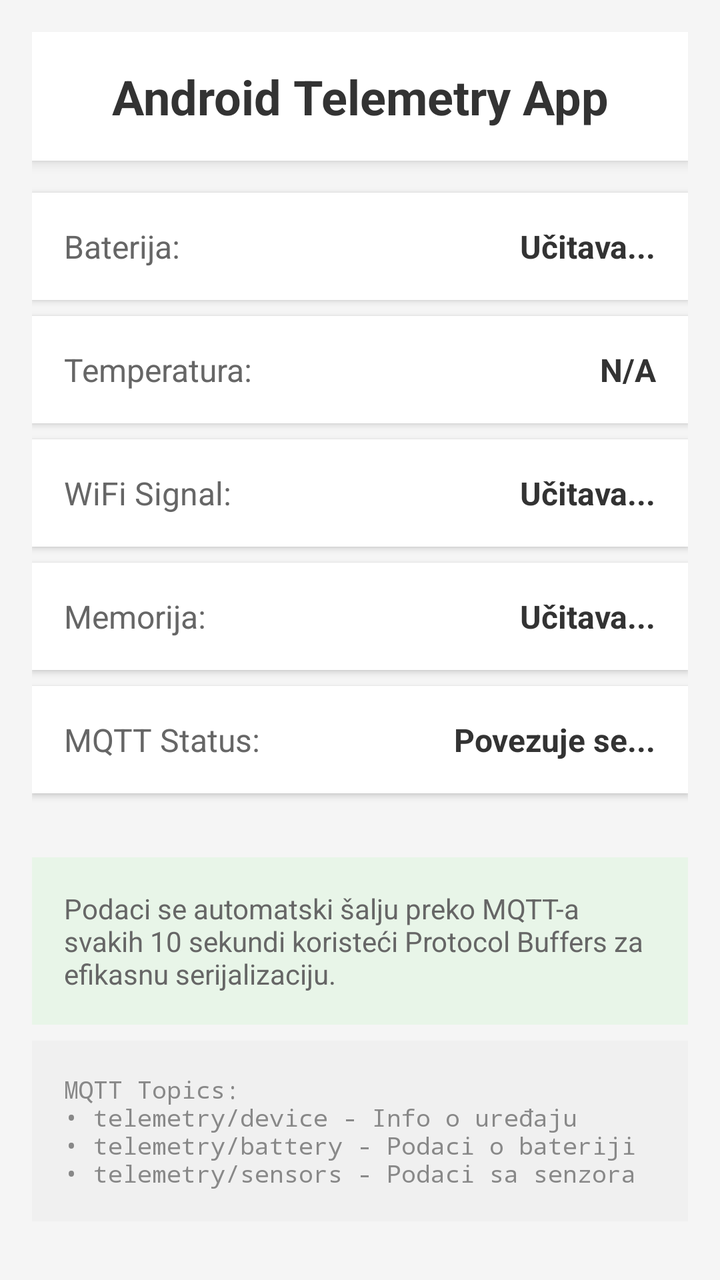
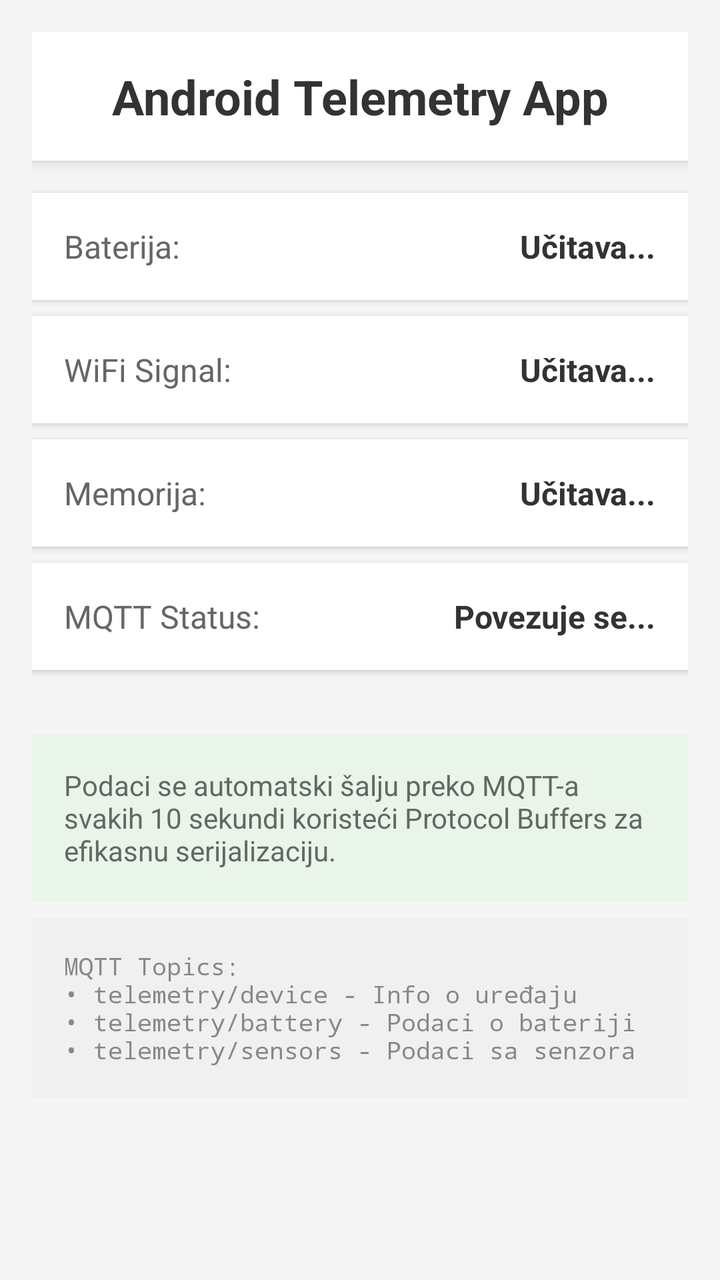

Before-and-after screenshots of an Android layout around one commit, followed by the original layout XML and the change that was made.
<!-- AndroidManifest.xml: application theme Theme.TelemetryApp -->
<!-- res/layout/activity_main.xml -->
<?xml version="1.0" encoding="utf-8"?>
<LinearLayout xmlns:android="http://schemas.android.com/apk/res/android"
    android:layout_width="match_parent"
    android:layout_height="match_parent"
    android:orientation="vertical"
    android:padding="16dp"
    android:background="#f5f5f5">

    <TextView
        android:layout_width="match_parent"
        android:layout_height="wrap_content"
        android:text="Android Telemetry App"
        android:textSize="24sp"
        android:textStyle="bold"
        android:textColor="#333"
        android:gravity="center"
        android:padding="16dp"
        android:background="#ffffff"
        android:layout_marginBottom="16dp"
        android:elevation="4dp" />

    <LinearLayout
        android:layout_width="match_parent"
        android:layout_height="wrap_content"
        android:orientation="horizontal"
        android:background="#ffffff"
        android:padding="16dp"
        android:layout_marginBottom="8dp"
        android:elevation="2dp">

        <TextView
            android:layout_width="0dp"
            android:layout_height="wrap_content"
            android:layout_weight="1"
            android:text="Baterija:"
            android:textSize="16sp"
            android:textColor="#666" />

        <TextView
            android:id="@+id/battery_status"
            android:layout_width="wrap_content"
            android:layout_height="wrap_content"
            android:text="Učitava..."
            android:textSize="16sp"
            android:textColor="#333"
            android:textStyle="bold" />

    </LinearLayout>

    <LinearLayout
        android:layout_width="match_parent"
        android:layout_height="wrap_content"
        android:orientation="horizontal"
        android:background="#ffffff"
        android:padding="16dp"
        android:layout_marginBottom="8dp"
        android:elevation="2dp">

        <TextView
            android:layout_width="0dp"
            android:layout_height="wrap_content"
            android:layout_weight="1"
            android:text="Temperatura:"
            android:textSize="16sp"
            android:textColor="#666" />

        <TextView
            android:id="@+id/temperature_status"
            android:layout_width="wrap_content"
            android:layout_height="wrap_content"
            android:text="N/A"
            android:textSize="16sp"
            android:textColor="#333"
            android:textStyle="bold" />

    </LinearLayout>

    <LinearLayout
        android:layout_width="match_parent"
        android:layout_height="wrap_content"
        android:orientation="horizontal"
        android:background="#ffffff"
        android:padding="16dp"
        android:layout_marginBottom="8dp"
        android:elevation="2dp">

        <TextView
            android:layout_width="0dp"
            android:layout_height="wrap_content"
            android:layout_weight="1"
            android:text="WiFi Signal:"
            android:textSize="16sp"
            android:textColor="#666" />

        <TextView
            android:id="@+id/wifi_status"
            android:layout_width="wrap_content"
            android:layout_height="wrap_content"
            android:text="Učitava..."
            android:textSize="16sp"
            android:textColor="#333"
            android:textStyle="bold" />

    </LinearLayout>

    <LinearLayout
        android:layout_width="match_parent"
        android:layout_height="wrap_content"
        android:orientation="horizontal"
        android:background="#ffffff"
        android:padding="16dp"
        android:layout_marginBottom="8dp"
        android:elevation="2dp">

        <TextView
            android:layout_width="0dp"
            android:layout_height="wrap_content"
            android:layout_weight="1"
            android:text="Memorija:"
            android:textSize="16sp"
            android:textColor="#666" />

        <TextView
            android:id="@+id/memory_status"
            android:layout_width="wrap_content"
            android:layout_height="wrap_content"
            android:text="Učitava..."
            android:textSize="16sp"
            android:textColor="#333"
            android:textStyle="bold" />

    </LinearLayout>

    <LinearLayout
        android:layout_width="match_parent"
        android:layout_height="wrap_content"
        android:orientation="horizontal"
        android:background="#ffffff"
        android:padding="16dp"
        android:layout_marginBottom="16dp"
        android:elevation="2dp">

        <TextView
            android:layout_width="0dp"
            android:layout_height="wrap_content"
            android:layout_weight="1"
            android:text="MQTT Status:"
            android:textSize="16sp"
            android:textColor="#666" />

        <TextView
            android:id="@+id/mqtt_status"
            android:layout_width="wrap_content"
            android:layout_height="wrap_content"
            android:text="Povezuje se..."
            android:textSize="16sp"
            android:textColor="#333"
            android:textStyle="bold" />

    </LinearLayout>

    <TextView
        android:layout_width="match_parent"
        android:layout_height="wrap_content"
        android:text="Podaci se automatski šalju preko MQTT-a svakih 10 sekundi koristeći Protocol Buffers za efikasnu serijalizaciju."
        android:textSize="14sp"
        android:textColor="#666"
        android:padding="16dp"
        android:background="#e8f5e8"
        android:layout_marginTop="16dp" />

    <TextView
        android:layout_width="match_parent"
        android:layout_height="wrap_content"
        android:text="MQTT Topics:\n• telemetry/device - Info o uređaju\n• telemetry/battery - Podaci o bateriji\n• telemetry/sensors - Podaci sa senzora"
        android:textSize="12sp"
        android:textColor="#888"
        android:padding="16dp"
        android:background="#f0f0f0"
        android:layout_marginTop="8dp"
        android:fontFamily="monospace" />

</LinearLayout>
<!-- resources referenced by this layout -->
<resources>
  <style name="Theme.TelemetryApp" parent="Theme.AppCompat.Light.DarkActionBar">
          
          <item name="colorPrimary">@color/purple_500</item>
          <item name="colorPrimaryVariant">@color/purple_700</item>
          <item name="colorOnPrimary">@color/white</item>
          
          <item name="colorSecondary">@color/teal_200</item>
          <item name="colorSecondaryVariant">@color/teal_700</item>
          <item name="colorOnSecondary">@color/black</item>
          
          <item name="android:statusBarColor" tools:targetApi="l">?attr/colorPrimaryVariant</item>
          
      </style>
  <color name="purple_500">#FF6200EE</color>
  <color name="purple_700">#FF3700B3</color>
  <color name="white">#FFFFFFFF</color>
  <color name="teal_200">#FF03DAC5</color>
  <color name="teal_700">#FF018786</color>
  <color name="black">#FF000000</color>
</resources>

<!-- the commit's change to res/layout/activity_main.xml (unified diff, before → after) -->
@@ -47,33 +47,6 @@
 
     </LinearLayout>
 
-    <LinearLayout
-        android:layout_width="match_parent"
-        android:layout_height="wrap_content"
-        android:orientation="horizontal"
-        android:background="#ffffff"
-        android:padding="16dp"
-        android:layout_marginBottom="8dp"
-        android:elevation="2dp">
-
-        <TextView
-            android:layout_width="0dp"
-            android:layout_height="wrap_content"
-            android:layout_weight="1"
-            android:text="Temperatura:"
-            android:textSize="16sp"
-            android:textColor="#666" />
-
-        <TextView
-            android:id="@+id/temperature_status"
-            android:layout_width="wrap_content"
-            android:layout_height="wrap_content"
-            android:text="N/A"
-            android:textSize="16sp"
-            android:textColor="#333"
-            android:textStyle="bold" />
-
-    </LinearLayout>
 
     <LinearLayout
         android:layout_width="match_parent"
